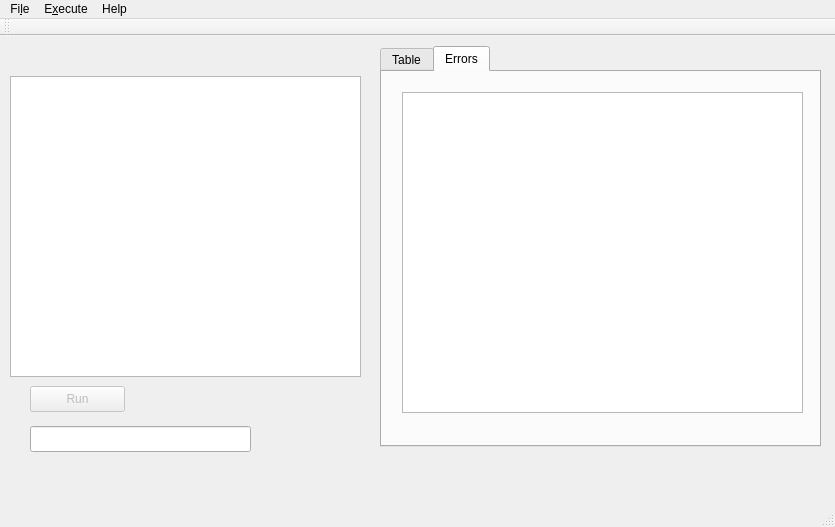
The window that turi/mainwindow.ui (traumgedanken/turing-visual) describes before a commit, drawn with Qt 5.
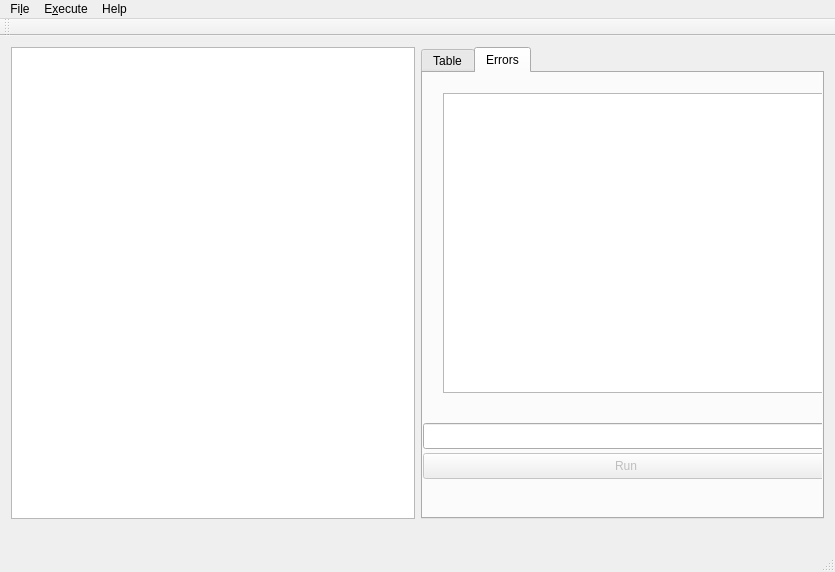
The same window after the commit.

```diff
--- a/turi/mainwindow.ui
+++ b/turi/mainwindow.ui
@@ -7,79 +7,19 @@
     <x>0</x>
     <y>0</y>
     <width>835</width>
-    <height>527</height>
+    <height>572</height>
    </rect>
   </property>
   <property name="windowTitle">
    <string>Turi IDE</string>
   </property>
   <widget class="QWidget" name="centralWidget">
-   <widget class="QTextEdit" name="codeEdit">
-    <property name="geometry">
-     <rect>
-      <x>10</x>
-      <y>40</y>
-      <width>351</width>
-      <height>301</height>
-     </rect>
-    </property>
-    <property name="font">
-     <font>
-      <family>FreeMono</family>
-     </font>
-    </property>
-   </widget>
-   <widget class="QPushButton" name="runBtn">
-    <property name="enabled">
-     <bool>false</bool>
-    </property>
-    <property name="geometry">
-     <rect>
-      <x>30</x>
-      <y>350</y>
-      <width>95</width>
-      <height>26</height>
-     </rect>
-    </property>
-    <property name="text">
-     <string>Run</string>
-    </property>
-   </widget>
-   <widget class="QLineEdit" name="inputEdit">
-    <property name="geometry">
-     <rect>
-      <x>30</x>
-      <y>390</y>
-      <width>221</width>
-      <height>26</height>
-     </rect>
-    </property>
-   </widget>
-   <widget class="QLabel" name="outputResult">
-    <property name="geometry">
-     <rect>
-      <x>30</x>
-      <y>430</y>
-      <width>231</width>
-      <height>18</height>
-     </rect>
-    </property>
-    <property name="text">
-     <string/>
-    </property>
-   </widget>
+   <layout class="QGridLayout" name="gridLayout">
+    <item row="0" column="1">
    <widget class="QTabWidget" name="tabWidget">
     <property name="enabled">
      <bool>true</bool>
     </property>
-    <property name="geometry">
-     <rect>
-      <x>380</x>
-      <y>10</y>
-      <width>441</width>
-      <height>401</height>
-     </rect>
-    </property>
     <property name="currentIndex">
      <number>1</number>
     </property>
@@ -127,8 +67,8 @@
        <rect>
         <x>20</x>
         <y>20</y>
-        <width>401</width>
-        <height>321</height>
+          <width>400</width>
+          <height>300</height>
        </rect>
       </property>
       <property name="font">
@@ -138,8 +78,52 @@
        </font>
       </property>
      </widget>
-    </widget>
-   </widget>
+       <widget class="QPushButton" name="runBtn">
+        <property name="enabled">
+         <bool>false</bool>
+        </property>
+        <property name="geometry">
+         <rect>
+          <x>0</x>
+          <y>380</y>
+          <width>406</width>
+          <height>26</height>
+         </rect>
+        </property>
+        <property name="text">
+         <string>Run</string>
+        </property>
+       </widget>
+       <widget class="QLineEdit" name="inputEdit">
+        <property name="geometry">
+         <rect>
+          <x>0</x>
+          <y>350</y>
+          <width>406</width>
+          <height>26</height>
+         </rect>
+        </property>
+       </widget>
+      </widget>
+     </widget>
+    </item>
+    <item row="0" column="0">
+     <widget class="QTextEdit" name="codeEdit">
+      <property name="font">
+       <font>
+        <family>FreeMono</family>
+       </font>
+      </property>
+     </widget>
+    </item>
+    <item row="1" column="0" colspan="2">
+     <widget class="QLabel" name="outputResult">
+      <property name="text">
+       <string/>
+      </property>
+     </widget>
+    </item>
+   </layout>
   </widget>
   <widget class="QStatusBar" name="statusBar"/>
   <widget class="QToolBar" name="mainToolBar">
```
Lines whose indentation alone changed are shown as unchanged.
